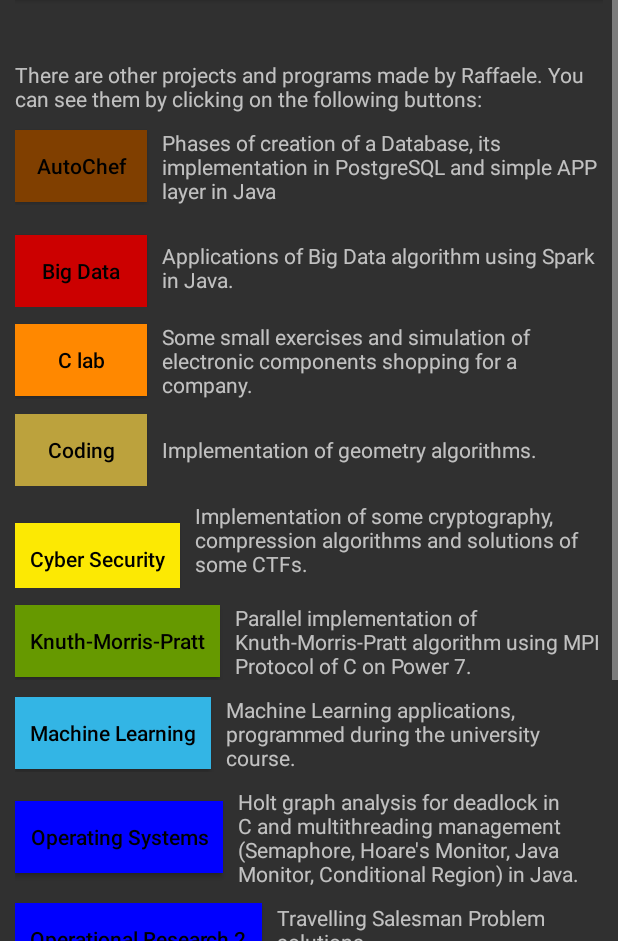
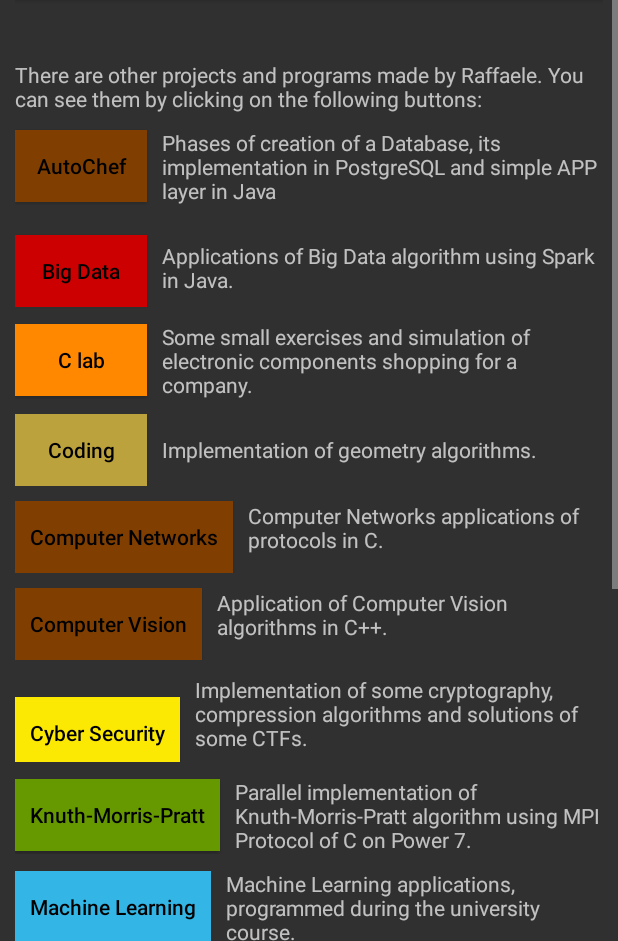
Before and after one commit to RaffaDNDM/ProNotes, an Android app: the GithubActivity screen opened directly, with no data from a screen before it, on a phone screen of 412 x 824 dp, the part 295-1236 px from its top. Run offline under Robolectric (Android 15) with nearby library versions, the phone set to English and light mode, and no system bars.

Commit message:
Update of Github activity layout.

```diff
--- a/app/src/main/res/layout-land/activity_github.xml
+++ b/app/src/main/res/layout-land/activity_github.xml
@@ -13,7 +13,6 @@
         android:gravity="center_horizontal"
         android:textColor="@android:color/black"
         android:textStyle="bold" />
-
 
     <ScrollView
         android:layout_width="match_parent"
@@ -184,12 +183,71 @@
 
             </LinearLayout>
 
+            <LinearLayout
+                android:layout_width="match_parent"
+                android:layout_height="match_parent"
+                android:id = "@+id/cn"
+                android:layout_below="@id/geometry"
+                android:layout_marginTop="10dp"
+                android:orientation="horizontal" >
+
+                <Button
+                    android:id="@+id/cn_button"
+                    android:layout_width="wrap_content"
+                    android:layout_height="wrap_content"
+                    android:layout_gravity="center_vertical"
+                    android:background="@color/brown"
+                    android:textColor="@android:color/black"
+                    android:contentDescription="@string/cn_url"
+                    android:padding="@dimen/reg_padding"
+                    android:textAllCaps="false"
+                    android:onClick="gitSearch"
+                    android:text="@string/cn_button" />
+
+                <TextView
+                    android:id="@+id/cn_description"
+                    android:layout_width="wrap_content"
+                    android:layout_height="wrap_content"
+                    android:layout_marginStart="10dp"
+                    android:text="@string/cn_description" />
+
+            </LinearLayout>
+
+            <LinearLayout
+                android:layout_width="match_parent"
+                android:layout_height="match_parent"
+                android:id = "@+id/cv"
+                android:layout_below="@id/cn"
+                android:layout_marginTop="10dp"
+                android:orientation="horizontal" >
+
+                <Button
+                    android:id="@+id/cv_button"
+                    android:layout_width="wrap_content"
+                    android:layout_height="wrap_content"
+                    android:layout_gravity="center_vertical"
+                    android:background="@color/brown"
+                    android:textColor="@android:color/black"
+                    android:contentDescription="@string/cv_url"
+                    android:textAllCaps="false"
+                    android:padding="@dimen/reg_padding"
+                    android:onClick="gitSearch"
+                    android:text="@string/cv_button" />
+
+                <TextView
+                    android:id="@+id/cv_description"
+                    android:layout_width="wrap_content"
+                    android:layout_height="wrap_content"
+                    android:layout_marginStart="10dp"
+                    android:text="@string/cv_description" />
+
+            </LinearLayout>
 
             <LinearLayout
                 android:layout_width="match_parent"
                 android:layout_height="match_parent"
                 android:id = "@+id/cyber"
-                android:layout_below="@+id/geometry"
+                android:layout_below="@+id/cv"
                 android:layout_marginTop="10dp"
                 android:orientation="horizontal" >
 
--- a/app/src/main/res/layout/activity_github.xml
+++ b/app/src/main/res/layout/activity_github.xml
@@ -90,7 +90,6 @@
 
             </LinearLayout>
 
-
             <LinearLayout
                 android:layout_width="match_parent"
                 android:layout_height="match_parent"
@@ -121,7 +120,6 @@
 
             </LinearLayout>
 
-
             <LinearLayout
                 android:layout_width="match_parent"
                 android:layout_height="match_parent"
@@ -151,7 +149,6 @@
                     android:text="@string/clab_description" />
 
             </LinearLayout>
-
 
             <LinearLayout
                 android:layout_width="match_parent"
@@ -184,12 +181,71 @@
 
             </LinearLayout>
 
+            <LinearLayout
+                android:layout_width="match_parent"
+                android:layout_height="match_parent"
+                android:id = "@+id/cn"
+                android:layout_below="@id/geometry"
+                android:layout_marginTop="10dp"
+                android:orientation="horizontal" >
+
+                <Button
+                    android:id="@+id/cn_button"
+                    android:layout_width="wrap_content"
+                    android:layout_height="wrap_content"
+                    android:layout_gravity="center_vertical"
+                    android:background="@color/brown"
+                    android:textColor="@android:color/black"
+                    android:contentDescription="@string/cn_url"
+                    android:padding="@dimen/reg_padding"
+                    android:textAllCaps="false"
+                    android:onClick="gitSearch"
+                    android:text="@string/cn_button" />
+
+                <TextView
+                    android:id="@+id/cn_description"
+                    android:layout_width="wrap_content"
+                    android:layout_height="wrap_content"
+                    android:layout_marginStart="10dp"
+                    android:text="@string/cn_description" />
+
+            </LinearLayout>
+
+            <LinearLayout
+                android:layout_width="match_parent"
+                android:layout_height="match_parent"
+                android:id = "@+id/cv"
+                android:layout_below="@id/cn"
+                android:layout_marginTop="10dp"
+                android:orientation="horizontal" >
+
+                <Button
+                    android:id="@+id/cv_button"
+                    android:layout_width="wrap_content"
+                    android:layout_height="wrap_content"
+                    android:layout_gravity="center_vertical"
+                    android:background="@color/brown"
+                    android:textColor="@android:color/black"
+                    android:contentDescription="@string/cv_url"
+                    android:textAllCaps="false"
+                    android:padding="@dimen/reg_padding"
+                    android:onClick="gitSearch"
+                    android:text="@string/cv_button" />
+
+                <TextView
+                    android:id="@+id/cv_description"
+                    android:layout_width="wrap_content"
+                    android:layout_height="wrap_content"
+                    android:layout_marginStart="10dp"
+                    android:text="@string/cv_description" />
+
+            </LinearLayout>
 
             <LinearLayout
                 android:layout_width="match_parent"
                 android:layout_height="match_parent"
                 android:id = "@+id/cyber"
-                android:layout_below="@+id/geometry"
+                android:layout_below="@+id/cv"
                 android:layout_marginTop="10dp"
                 android:orientation="horizontal" >
 
--- a/app/src/main/res/layout/activity_main.xml
+++ b/app/src/main/res/layout/activity_main.xml
@@ -38,7 +38,7 @@
                 app:srcCompat="@drawable/qr" />
 
             <ImageView
-                android:id="@+id/cv"
+                android:id="@+id/curriculum_vitae"
                 android:layout_width="match_parent"
                 android:layout_height="210dp"
                 android:layout_below="@id/qr"
@@ -53,7 +53,7 @@
                 android:id="@+id/github"
                 android:layout_width="match_parent"
                 android:layout_height="230dp"
-                android:layout_below="@id/cv"
+                android:layout_below="@id/curriculum_vitae"
                 android:layout_marginTop="30dp"
                 android:layout_alignParentStart="true"
                 android:layout_alignParentEnd="true"
--- a/app/src/main/res/values/strings.xml
+++ b/app/src/main/res/values/strings.xml
@@ -97,5 +97,11 @@
     <string name="or2_url">https://github.com/RaffaDNDM/Operational-Research-2</string>
     <string name="or2_button">Operational Research 2</string>
     <string name="or2_description">Travelling Salesman Problem solutions</string>
+    <string name="cn_url">https://github.com/RaffaDNDM/Computer-Networks</string>
+    <string name="cn_button">Computer Networks</string>
+    <string name="cn_description">Computer Networks applications of protocols in C.</string>
+    <string name="cv_url">https://github.com/RaffaDNDM/Computer-Vision</string>
+    <string name="cv_button">Computer Vision</string>
+    <string name="cv_description">Application of Computer Vision algorithms in C++.</string>
 
 </resources>
```
